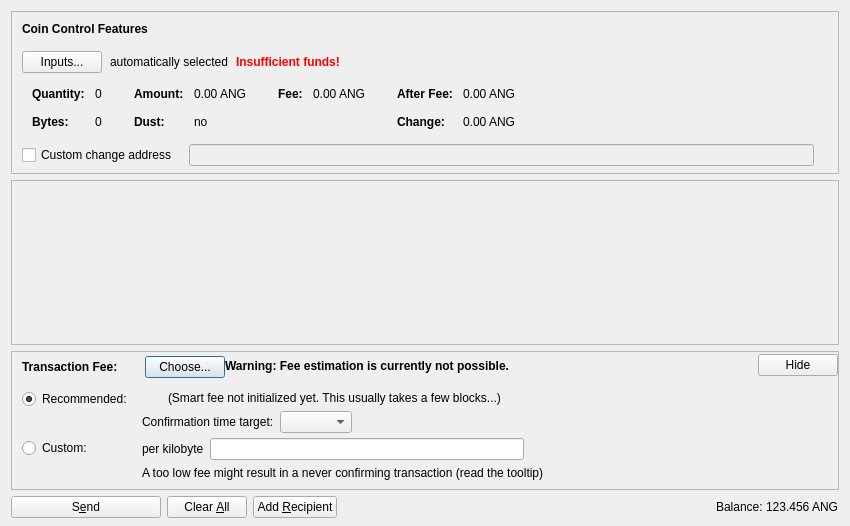
First picture: the form in src/qt/forms/sendcoinsdialog.ui, repository Johven/ANGCOIN, before the edit.
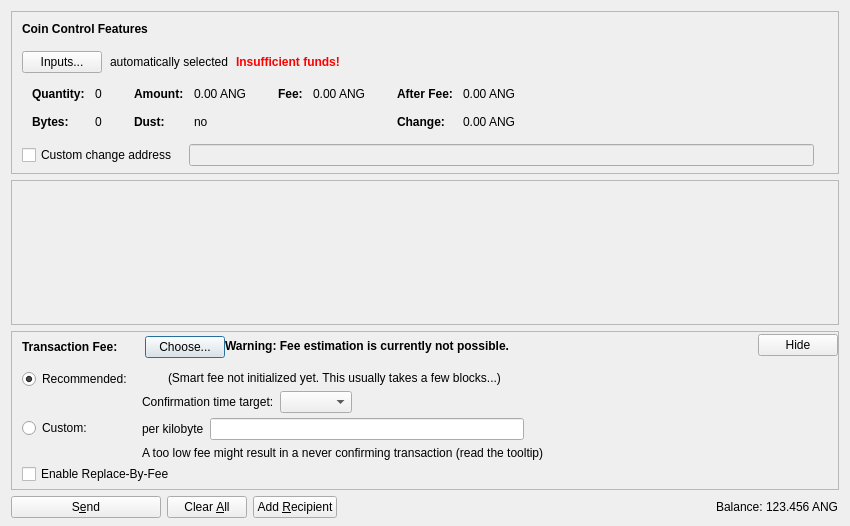
Second picture: the form after the edit. Icons and pictures are not drawn. Custom widgets are drawn as their Qt base class.

What changed in the file:
```diff
--- a/src/qt/forms/sendcoinsdialog.ui
+++ b/src/qt/forms/sendcoinsdialog.ui
@@ -1072,6 +1072,16 @@
              </item>
             </layout>
            </item>
+           <item>
+            <widget class="QCheckBox" name="optInRBF">
+             <property name="text">
+              <string>Enable Replace-By-Fee</string>
+             </property>
+             <property name="toolTip">
+              <string>With Replace-By-Fee (BIP-125) you can increase a transaction's fee after it is sent. Without this, a higher fee may be recommended to compensate for increased transaction delay risk.</string>
+             </property>
+            </widget>
+           </item>
           </layout>
          </widget>
         </item>
```
Left out of the diff: 18 changed lines with no effect on the pictures.
